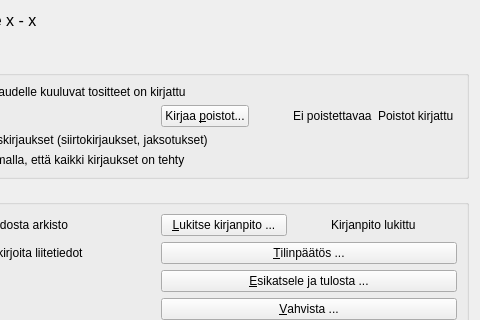
This is kitupiikki/arkisto/tilinpaattaja.ui in artoh/kitupiikki as Qt 5 draws it before an edit; both pictures show x 165 to 645 and y 0 to 320 of the 645 by 462 pixel window. The edited form follows.
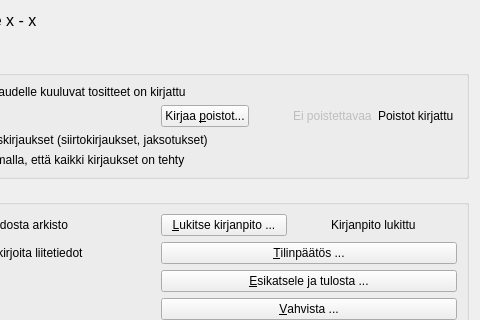
This is the edited form. Icons and pictures are not drawn.

```diff
--- a/kitupiikki/arkisto/tilinpaattaja.ui
+++ b/kitupiikki/arkisto/tilinpaattaja.ui
@@ -114,6 +114,9 @@
         </item>
         <item>
          <widget class="QLabel" name="eiPoistettavaaLabel">
+          <property name="enabled">
+           <bool>false</bool>
+          </property>
           <property name="text">
            <string>Ei poistettavaa</string>
           </property>
```
Left out of the diff: 2 changed lines with no effect on the pictures.
